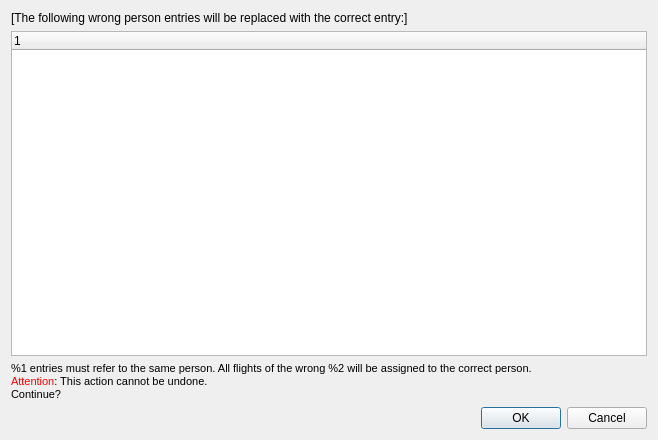
startkladde/startkladde, file src/gui/windows/ConfirmOverwritePersonDialog.ui: the form before one commit.
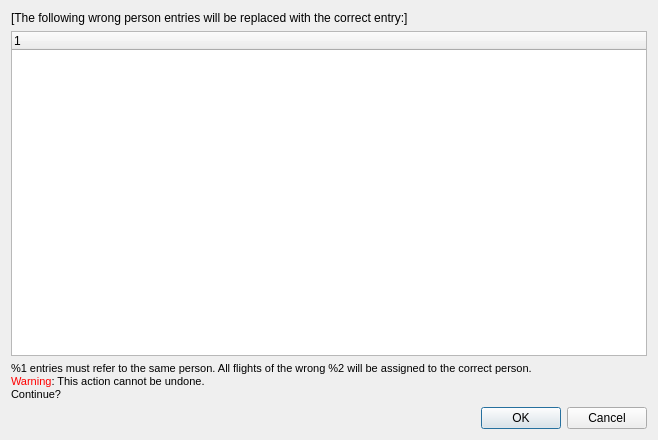
The form after the commit.

Commit message: Replace "Attention" with "Warning" in messages

Patch:
```diff
--- a/src/gui/windows/ConfirmOverwritePersonDialog.ui
+++ b/src/gui/windows/ConfirmOverwritePersonDialog.ui
@@ -35,7 +35,7 @@
 p, li { white-space: pre-wrap; }
 &lt;/style&gt;&lt;/head&gt;&lt;body style=&quot; font-family:'MS Shell Dlg 2'; font-size:8.25pt; font-weight:400; font-style:normal;&quot;&gt;
 &lt;p style=&quot; margin-top:0px; margin-bottom:0px; margin-left:0px; margin-right:0px; -qt-block-indent:0; text-indent:0px;&quot;&gt;&lt;span style=&quot; font-family:'Sans';&quot;&gt;%1 entries must refer to the same person. All flights of the wrong %2 will be assigned to the correct person.&lt;/span&gt;&lt;/p&gt;
-&lt;p style=&quot; margin-top:0px; margin-bottom:0px; margin-left:0px; margin-right:0px; -qt-block-indent:0; text-indent:0px;&quot;&gt;&lt;span style=&quot; font-family:'Sans'; color:#ff0000;&quot;&gt;Attention&lt;/span&gt;&lt;span style=&quot; font-family:'Sans';&quot;&gt;: This action cannot be undone.&lt;/span&gt;&lt;/p&gt;
+&lt;p style=&quot; margin-top:0px; margin-bottom:0px; margin-left:0px; margin-right:0px; -qt-block-indent:0; text-indent:0px;&quot;&gt;&lt;span style=&quot; font-family:'Sans'; color:#ff0000;&quot;&gt;Warning&lt;/span&gt;&lt;span style=&quot; font-family:'Sans';&quot;&gt;: This action cannot be undone.&lt;/span&gt;&lt;/p&gt;
 &lt;p style=&quot; margin-top:0px; margin-bottom:0px; margin-left:0px; margin-right:0px; -qt-block-indent:0; text-indent:0px;&quot;&gt;&lt;span style=&quot; font-family:'Sans';&quot;&gt;Continue?&lt;/span&gt;&lt;/p&gt;&lt;/body&gt;&lt;/html&gt;</string>
      </property>
      <property name="wordWrap">
```
The commit also changes 2 other files.
